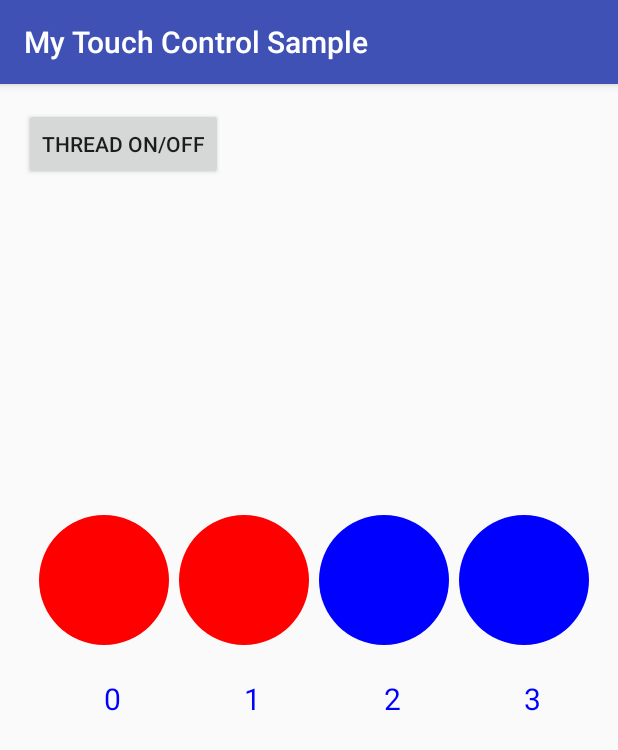
After one commit to cocodoba/My_Touch_Control_Sample, an Android app: the ChordBoardActivity screen opened directly, with no data from a screen before it, on a phone screen of 412 x 824 dp. The commit adds this screen. Shown: the top 750 px of the screen. Run offline under Robolectric (Android 15) with nearby library versions, the phone set to English and light mode, and no system bars.

Commit message:
ChordBoardActivity, ChordBoardView を新規作成した。 ChordBoardActivityのレイアウトの中に、カスタムビューとしてChordBoardView(コンストラクタに変更が必要)を設置した。

```diff
--- a/app/src/main/AndroidManifest.xml
+++ b/app/src/main/AndroidManifest.xml
@@ -19,7 +19,8 @@
         <activity android:name=".MoveBallObjectActivity" />
         <activity android:name=".ThreeBallsActivity" />
         <activity android:name=".LoopingBalloonsActivity" />
-        <activity android:name=".FlashBallsActivity"></activity>
+        <activity android:name=".FlashBallsActivity" />
+        <activity android:name=".ChordBoardActivity"/>
     </application>
 
 </manifest>
--- /dev/null
+++ b/app/src/main/java/com/example/shinoharanaoki/mytouchcontrolsample/ChordBoardActivity.java
@@ -0,0 +1,13 @@
+package com.example.shinoharanaoki.mytouchcontrolsample;
+
+import android.support.v7.app.AppCompatActivity;
+import android.os.Bundle;
+
+public class ChordBoardActivity extends AppCompatActivity {
+
+    @Override
+    protected void onCreate(Bundle savedInstanceState) {
+        super.onCreate(savedInstanceState);
+        setContentView(R.layout.activity_chord_board);
+    }
+}
--- /dev/null
+++ b/app/src/main/java/com/example/shinoharanaoki/mytouchcontrolsample/ChordBoardView.java
@@ -0,0 +1,247 @@
+package com.example.shinoharanaoki.mytouchcontrolsample;
+
+import android.annotation.TargetApi;
+import android.content.Context;
+import android.graphics.Canvas;
+import android.graphics.Color;
+import android.graphics.Paint;
+import android.media.AudioAttributes;
+import android.media.SoundPool;
+import android.os.Build;
+import android.util.AttributeSet;
+import android.util.Log;
+import android.view.MotionEvent;
+import android.view.View;
+
+/**
+ * Created by shinoharanaoki on 2016/08/13.
+ */
+public class ChordBoardView extends View{
+    private static final String TAG = ChordBoardView.class.getSimpleName();
+    private final ChordBoardView self = this;
+
+    private Context context;
+
+    private float touch_x;    // 画面のタッチされた X 座標    // (1)
+    private float touch_y;    // 画面のタッチされた Y 座標    // (2)
+
+    private Canvas canvas;
+    private Paint paint_ball;
+    private Paint paint_ball_number;
+
+    private AudioAttributes audioAttributes;
+    private SoundPool soundPool;
+    private int soundC4;
+    private int soundD4;
+    private int soundE4;
+    private int soundF4;
+    private int soundG4;
+
+    private Ball[] balls;
+
+    private Thread thread;
+    boolean isThreadRunning = false;
+
+    private  int number_of_balls = 5;
+
+    private int[][] selects = {{1,3},{2,4},{4,5,1}};
+    private int[] intervals = {800,600,1800};
+
+    public ChordBoardView(Context context){
+        super(context);
+        this.context = context;
+        initialize();
+    }
+
+    /**レイアウトファイルの中にはめ込む場合はこのコンストラクタが必要*/
+    public ChordBoardView(Context context, AttributeSet attrs){
+        super(context, attrs);
+        this.context = context;
+        initialize();
+    }
+
+    @TargetApi(Build.VERSION_CODES.LOLLIPOP)
+    private void initialize() {
+
+        // ペイントオブジェクトを設定する
+        paint_ball = new Paint();
+        paint_ball.setAntiAlias(true);
+        paint_ball.setColor(Color.BLUE);    // (4)
+        paint_ball.setStyle(Paint.Style.FILL);    // (5)
+
+        paint_ball_number = new Paint();
+        paint_ball_number.setAntiAlias(true);
+        paint_ball_number.setStyle(Paint.Style.FILL);    // (5)
+
+        balls = new Ball[number_of_balls];
+        float radius = 65;
+        float init_x = 80;
+        float init_y = 400;
+        int color = Color.BLUE;
+        for (int i=0;i<number_of_balls;i++) {
+            balls[i] = new Ball(init_x, init_y, radius, color);
+            init_x += 140;
+        }
+
+        /**プレビュー画面でのエラー回避*/
+        if (isInEditMode()) {
+            // 編集モードだったら処理終了
+            return ;
+        }
+
+        audioAttributes = new AudioAttributes.Builder()
+                // USAGE_MEDIA
+                // USAGE_GAME
+                .setUsage(AudioAttributes.USAGE_GAME)
+                // CONTENT_TYPE_MUSIC
+                // CONTENT_TYPE_SPEECH, etc.
+                .setContentType(AudioAttributes.CONTENT_TYPE_SONIFICATION)
+                .build();
+
+        soundPool = new SoundPool.Builder()
+                .setAudioAttributes(audioAttributes)
+                // ストリーム数に応じて(同時に鳴らせる音の数)
+                .setMaxStreams(5)
+                .build();
+
+        // wav をロードしておく
+        soundC4 = soundPool.load(context, R.raw.c4, 1);
+        soundD4 = soundPool.load(context, R.raw.d4, 1);
+        soundE4 = soundPool.load(context, R.raw.e4, 1);
+        soundF4 = soundPool.load(context, R.raw.f4, 1);
+        soundG4 = soundPool.load(context, R.raw.g4, 1);
+
+        final int[] sounds = {soundC4,soundD4,soundE4,soundF4,soundG4};
+
+        thread = new Thread(new Runnable() {
+            @Override
+            public void run() {
+                Log.d(TAG, "run: \"Thread Start!!\"");
+                int term = 0;
+                while (isThreadRunning) {
+                    /*いったんすべてのボールの色を元に戻す*/
+                    for (int i = 0; i < balls.length; i++) {
+                        balls[i].color = Color.BLUE;
+                    }
+                    postInvalidate();
+
+                    for (int num : selects[term]) {
+                        for (int i = 0; i < balls.length; i++) {
+                            if (balls[i].ball_number == num) {
+                                balls[i].color = Color.RED;
+                                // play(ロードしたID, 左音量, 右音量, 優先度, ループ,再生速度)
+                                soundPool.play(sounds[i], 1.0f, 1.0f, 0, 0, 1);
+                            }
+                        }
+                    }
+                    /**画面を更新する
+                     *
+                     * UIスレッドではないほかのスレッドから画面を更新させたい場合は、
+                     * invalidate()ではなく、postInvalidate()を利用する
+                     * */
+                    postInvalidate();
+
+                    /*次の更新までの間隔を設ける*/
+                    try {
+                        Thread.sleep(intervals[term]);
+                    }catch (InterruptedException e){
+                        Log.e(TAG, "run:InterruptedException", e );
+                    }
+
+                    term++;
+                    if(term ==selects.length){
+                        term =0;
+                    }
+                    Log.d(TAG, "run: \"Thread Running!!\"");
+                }
+            }
+        });
+        isThreadRunning = true;
+        thread.start();
+    }
+
+    @Override
+    protected void onDraw(Canvas canvas) {
+        // 円を描画する
+
+        for(int i=0;i<balls.length;i++) {
+
+            float ball_x = balls[i].cx;
+            float ball_y = balls[i].cy;
+            float radius = balls[i].radius;
+            paint_ball.setColor(balls[i].color);
+            canvas.drawCircle(ball_x, ball_y, radius, paint_ball);  // (6)
+
+            //円の中に書く数字を描画する
+            float num_x = balls[i].cx;
+            float num_y = balls[i].cy +130;
+            paint_ball_number.setTextSize(30);
+            paint_ball_number.setColor(Color.BLUE);
+            canvas.drawText(String.valueOf(i), num_x, num_y, paint_ball_number);
+        }
+    }
+
+    boolean now_moving = false;
+    float down_x;
+    float down_y;
+
+
+    @Override
+    public boolean onTouchEvent(MotionEvent event) {    // (7)
+
+        touch_x = event.getX();    // (10)
+        touch_y = event.getY();    // (11)
+
+        final int[] sounds = {soundC4,soundD4,soundE4,soundF4,soundG4};
+
+        switch (event.getAction()) {
+
+            case MotionEvent.ACTION_DOWN:    // 指をタッチした    // (8)
+                for (int i=0;i<balls.length;i++) {
+                    if(balls[i].checkTouch(touch_x,touch_y)){
+                        Log.d(TAG, "onTouchEvent: Ball[" + i + "] is touched");
+                        balls[i].color = Color.YELLOW;
+                        soundPool.play(sounds[i], 1.0f, 1.0f, 0, 0, 1);
+
+                        down_x = touch_x;
+                        down_y = touch_y;
+                        now_moving = true;
+
+                        break;
+                    }
+                }
+                break;
+
+            case MotionEvent.ACTION_MOVE:    // 指を動かしている    // (9)
+
+                assert true;    // 何もしない
+
+                break;
+
+            case MotionEvent.ACTION_UP:        // 指を離した    // (12)
+                for (int i=0;i<balls.length;i++) {
+                    if (balls[i].checkTouch(touch_x,touch_y)) {
+                        Log.d(TAG, "onTouchEvent: Ball[" + i + "] is released");
+                        balls[i].color = Color.BLUE;
+
+                        now_moving = false;
+                    }
+                }
+                break;
+
+            default:
+                assert true;    // 何もしない
+                break;
+        }
+
+        /**画面を更新する
+         *
+         * View # invalidate()は，メインスレッドがアイドル状態になり次第、
+         * ビューがonDraw()経由で再描画されるように，システムにお願いする
+         * */
+        invalidate();    // (13)
+
+        return true;    // (14)
+    }
+
+}
--- a/app/src/main/java/com/example/shinoharanaoki/mytouchcontrolsample/MainActivity.java
+++ b/app/src/main/java/com/example/shinoharanaoki/mytouchcontrolsample/MainActivity.java
@@ -43,4 +43,9 @@ public class MainActivity extends AppCompatActivity{
         Intent i = new Intent(this, FlashBallsActivity.class);
         startActivity(i);
     }
+
+    public void onClickSample6(View view) {
+        Intent i = new Intent(this, ChordBoardActivity.class);
+        startActivity(i);
+    }
 }
--- /dev/null
+++ b/app/src/main/res/layout/activity_chord_board.xml
@@ -0,0 +1,27 @@
+<?xml version="1.0" encoding="utf-8"?>
+<RelativeLayout xmlns:android="http://schemas.android.com/apk/res/android"
+    xmlns:tools="http://schemas.android.com/tools"
+    android:layout_width="match_parent"
+    android:layout_height="match_parent"
+    android:paddingBottom="@dimen/activity_vertical_margin"
+    android:paddingLeft="@dimen/activity_horizontal_margin"
+    android:paddingRight="@dimen/activity_horizontal_margin"
+    android:paddingTop="@dimen/activity_vertical_margin"
+    tools:context="com.example.shinoharanaoki.mytouchcontrolsample.ChordBoardActivity">
+
+    <Button
+        android:layout_width="wrap_content"
+        android:layout_height="wrap_content"
+        android:text="Thread ON/OFF"
+        android:id="@+id/button"
+        android:layout_alignParentTop="true"
+        android:layout_alignParentLeft="true"
+        android:layout_alignParentStart="true" />
+
+    <com.example.shinoharanaoki.mytouchcontrolsample.ChordBoardView
+        android:layout_width="wrap_content"
+        android:layout_height="wrap_content"
+        android:id="@+id/view"
+        android:layout_centerHorizontal="true"
+        android:layout_below="@+id/button" />
+</RelativeLayout>
--- a/app/src/main/res/layout/activity_main.xml
+++ b/app/src/main/res/layout/activity_main.xml
@@ -38,8 +38,8 @@
     <Button
         android:layout_width="wrap_content"
         android:layout_height="wrap_content"
-        android:text="TouchSampleActivity1"
-        android:onClick="onClickSample1"/>
+        android:text="コードを鳴らす"
+        android:onClick="onClickSample6"/>
     <Button
         android:layout_width="wrap_content"
         android:layout_height="wrap_content"
```
